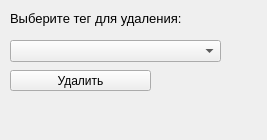
Before: the Qt Designer form files/tags/del_tag.ui in Mooro869/PhotoCollection, drawn with Qt 5.
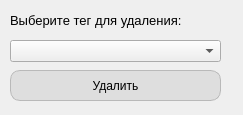
After: the same form once the commit is applied.

Diff of the .ui file:
```diff
--- a/files/tags/del_tag.ui
+++ b/files/tags/del_tag.ui
@@ -6,8 +6,8 @@
    <rect>
     <x>0</x>
     <y>0</y>
-    <width>267</width>
-    <height>140</height>
+    <width>243</width>
+    <height>115</height>
    </rect>
   </property>
   <property name="sizePolicy">
@@ -24,10 +24,19 @@
     <rect>
      <x>10</x>
      <y>70</y>
-     <width>141</width>
-     <height>21</height>
+     <width>211</width>
+     <height>31</height>
     </rect>
    </property>
+   <property name="styleSheet">
+    <string notr="true"> background-color: rgba(220, 220, 220, 0.9);  /* Светло-серый фон */
+                color: black;                               /* Черный текст */
+                border-radius: 10px;                        /* Закругление углов */
+                border: 1px solid rgba(180, 180, 180, 0.9); /* Серая рамка */
+                padding: 5px 10px;                         /* Внутренние отступы */
+                font-weight: 400;                          /* Жирный текст */ 
+</string>
+   </property>
    <property name="text">
     <string>Удалить</string>
    </property>
@@ -38,7 +47,7 @@
      <x>10</x>
      <y>10</y>
      <width>261</width>
-     <height>16</height>
+     <height>21</height>
     </rect>
    </property>
    <property name="font">
```
